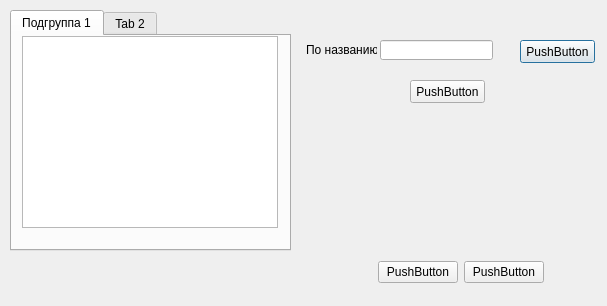
Before: the Qt Designer form order_UI_dialog_plus_nom.ui in Korguv/Poliur, drawn with Qt 5.
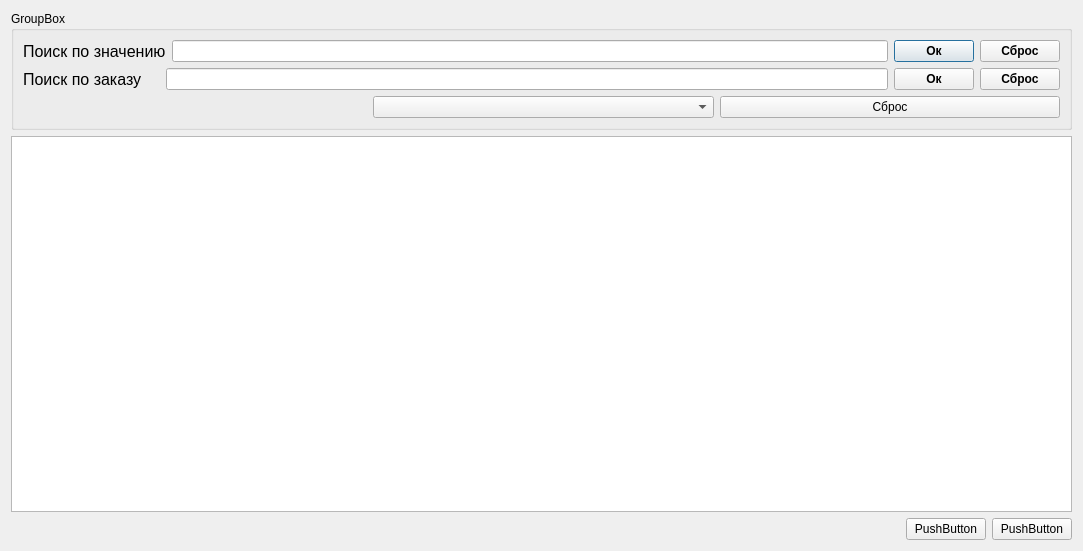
After: the same form once the commit is applied.

Diff of the .ui file:
```diff
--- a/order_UI_dialog_plus_nom.ui
+++ b/order_UI_dialog_plus_nom.ui
@@ -6,114 +6,173 @@
    <rect>
     <x>0</x>
     <y>0</y>
-    <width>607</width>
-    <height>306</height>
+    <width>1083</width>
+    <height>551</height>
    </rect>
   </property>
   <property name="windowTitle">
    <string>Dialog</string>
   </property>
-  <widget class="QPushButton" name="pushButton">
-   <property name="geometry">
-    <rect>
-     <x>520</x>
-     <y>40</y>
-     <width>75</width>
-     <height>23</height>
-    </rect>
-   </property>
+  <layout class="QVBoxLayout" name="verticalLayout">
+   <item>
+    <widget class="QGroupBox" name="box_serch_agent">
+     <property name="sizePolicy">
+      <sizepolicy hsizetype="Preferred" vsizetype="Maximum">
+       <horstretch>0</horstretch>
+       <verstretch>0</verstretch>
+      </sizepolicy>
+     </property>
+     <property name="title">
+      <string>GroupBox</string>
+     </property>
+     <layout class="QVBoxLayout" name="verticalLayout_5">
+      <item>
+       <layout class="QHBoxLayout" name="lay_value_serch_agent">
+        <item>
+         <widget class="QLabel" name="label_value_serch_agent">
+          <property name="font">
+           <font>
+            <pointsize>12</pointsize>
+           </font>
+          </property>
    <property name="text">
-    <string>PushButton</string>
-   </property>
-  </widget>
-  <widget class="QPushButton" name="pushButton_3">
-   <property name="geometry">
-    <rect>
-     <x>410</x>
-     <y>80</y>
-     <width>75</width>
-     <height>23</height>
-    </rect>
+           <string>Поиск по значению</string>
+          </property>
+         </widget>
+        </item>
+        <item>
+         <widget class="QLineEdit" name="lineedit_value_serch_agent"/>
+        </item>
+        <item>
+         <widget class="QPushButton" name="pushbutton_ok_value_serch_agent">
+          <property name="font">
+           <font>
+            <pointsize>9</pointsize>
+            <weight>75</weight>
+            <bold>true</bold>
+           </font>
    </property>
    <property name="text">
-    <string>PushButton</string>
-   </property>
-  </widget>
-  <widget class="QLabel" name="label">
-   <property name="geometry">
-    <rect>
-     <x>306</x>
-     <y>40</y>
-     <width>71</width>
-     <height>20</height>
-    </rect>
+           <string>Ок</string>
+          </property>
+         </widget>
+        </item>
+        <item>
+         <widget class="QPushButton" name="pushButton_cancel_value_serch_agent">
+          <property name="font">
+           <font>
+            <pointsize>9</pointsize>
+            <weight>75</weight>
+            <bold>true</bold>
+           </font>
    </property>
    <property name="text">
-    <string>По названию</string>
-   </property>
-  </widget>
-  <widget class="QLineEdit" name="lineEdit">
-   <property name="geometry">
-    <rect>
-     <x>380</x>
-     <y>40</y>
-     <width>113</width>
-     <height>20</height>
-    </rect>
-   </property>
-  </widget>
-  <widget class="QTabWidget" name="tabWidget">
-   <property name="geometry">
-    <rect>
-     <x>10</x>
-     <y>10</y>
-     <width>281</width>
-     <height>241</height>
-    </rect>
-   </property>
-   <property name="currentIndex">
-    <number>0</number>
-   </property>
-   <widget class="QWidget" name="tab">
-    <attribute name="title">
-     <string>Подгруппа 1</string>
-    </attribute>
-    <widget class="QTableWidget" name="tableWidget">
-     <property name="geometry">
-      <rect>
-       <x>10</x>
-       <y>0</y>
-       <width>256</width>
-       <height>192</height>
-      </rect>
-     </property>
-    </widget>
-   </widget>
-   <widget class="QWidget" name="tab_2">
-    <attribute name="title">
-     <string>Tab 2</string>
-    </attribute>
-    <widget class="QTableWidget" name="tableWidget_2">
-     <property name="geometry">
-      <rect>
-       <x>10</x>
-       <y>0</y>
-       <width>256</width>
-       <height>192</height>
-      </rect>
-     </property>
-    </widget>
-   </widget>
-  </widget>
-  <widget class="QWidget" name="layoutWidget">
-   <property name="geometry">
-    <rect>
-     <x>340</x>
-     <y>260</y>
-     <width>204</width>
-     <height>25</height>
-    </rect>
-   </property>
+           <string>Сброс</string>
+          </property>
+         </widget>
+        </item>
+       </layout>
+      </item>
+      <item>
+       <layout class="QHBoxLayout" name="lay_nomber_serch_agent">
+        <item>
+         <widget class="QLabel" name="label_nomber_serch_agent">
+          <property name="font">
+           <font>
+            <pointsize>12</pointsize>
+           </font>
+          </property>
+          <property name="text">
+           <string>Поиск по заказу</string>
+          </property>
+         </widget>
+        </item>
+        <item>
+         <spacer name="hspacer_nomber_serch_agent">
+          <property name="orientation">
+           <enum>Qt::Horizontal</enum>
+          </property>
+          <property name="sizeType">
+           <enum>QSizePolicy::Fixed</enum>
+          </property>
+          <property name="sizeHint" stdset="0">
+           <size>
+            <width>18</width>
+            <height>20</height>
+           </size>
+          </property>
+         </spacer>
+        </item>
+        <item>
+         <widget class="QLineEdit" name="lineedit_nomber_serch_agent"/>
+        </item>
+        <item>
+         <widget class="QPushButton" name="pushbutton_ok_nomber_serch_agent">
+          <property name="font">
+           <font>
+            <pointsize>9</pointsize>
+            <weight>75</weight>
+            <bold>true</bold>
+           </font>
+          </property>
+          <property name="text">
+           <string>Ок</string>
+          </property>
+         </widget>
+        </item>
+        <item>
+         <widget class="QPushButton" name="pushbutton_cancel_nomber_serch_agent">
+          <property name="font">
+           <font>
+            <pointsize>9</pointsize>
+            <weight>75</weight>
+            <bold>true</bold>
+           </font>
+          </property>
+          <property name="text">
+           <string>Сброс</string>
+          </property>
+         </widget>
+        </item>
+       </layout>
+      </item>
+      <item>
+       <layout class="QHBoxLayout" name="horizontalLayout_2">
+        <item>
+         <spacer name="horizontalSpacer_2">
+          <property name="orientation">
+           <enum>Qt::Horizontal</enum>
+          </property>
+          <property name="sizeType">
+           <enum>QSizePolicy::Maximum</enum>
+          </property>
+          <property name="sizeHint" stdset="0">
+           <size>
+            <width>350</width>
+            <height>20</height>
+           </size>
+          </property>
+         </spacer>
+        </item>
+        <item>
+         <widget class="QComboBox" name="comboBox"/>
+        </item>
+        <item>
+         <widget class="QPushButton" name="pushbutton_cancel_hard_serch_agent">
+          <property name="text">
+           <string>Сброс</string>
+          </property>
+         </widget>
+        </item>
+       </layout>
+      </item>
+     </layout>
+    </widget>
+   </item>
+   <item>
+    <widget class="QTableWidget" name="tableWidget"/>
+   </item>
+   <item>
    <layout class="QHBoxLayout" name="horizontalLayout">
     <item>
      <spacer name="horizontalSpacer">
@@ -143,7 +202,8 @@
      </widget>
     </item>
    </layout>
-  </widget>
+   </item>
+  </layout>
  </widget>
  <resources/>
  <connections/>
```
Lines whose indentation alone changed are shown as unchanged.
